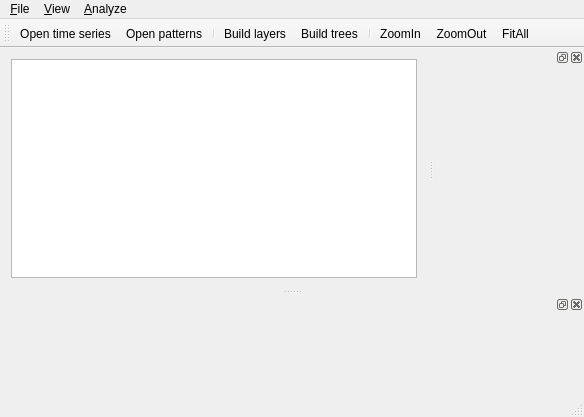
Above: src/gui/MainWindow.ui from onurak/fractal-analysis before the change. Below: the same form after it.
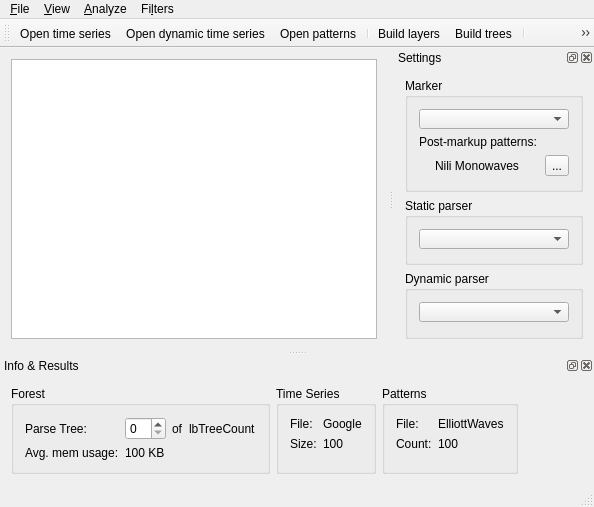
That is the form after the change. Icons and pictures are not drawn.

Patch:
```diff
--- a/src/gui/MainWindow.ui
+++ b/src/gui/MainWindow.ui
@@ -6,8 +6,8 @@
    <rect>
     <x>0</x>
     <y>0</y>
-    <width>584</width>
-    <height>417</height>
+    <width>594</width>
+    <height>471</height>
    </rect>
   </property>
   <property name="windowTitle">
@@ -25,7 +25,7 @@
     <rect>
      <x>0</x>
      <y>0</y>
-     <width>584</width>
+     <width>594</width>
      <height>21</height>
     </rect>
    </property>
@@ -53,9 +53,15 @@
     <addaction name="actionZoomIn"/>
     <addaction name="actionZoomOut"/>
    </widget>
+   <widget class="QMenu" name="menuFilters">
+    <property name="title">
+     <string>Fi&amp;lters</string>
+    </property>
+   </widget>
    <addaction name="menu_File"/>
    <addaction name="menu_View"/>
    <addaction name="menu_Analyze"/>
+   <addaction name="menuFilters"/>
   </widget>
   <widget class="QToolBar" name="mainToolBar">
    <attribute name="toolBarArea">
@@ -65,6 +71,7 @@
     <bool>false</bool>
    </attribute>
    <addaction name="actionOpen_time_series"/>
+   <addaction name="actionOpen_dynamic_time_series"/>
    <addaction name="actionOpen_patterns"/>
    <addaction name="separator"/>
    <addaction name="actionBuild_layers"/>
@@ -73,34 +80,362 @@
    <addaction name="actionZoomIn"/>
    <addaction name="actionZoomOut"/>
    <addaction name="actionFitAll"/>
+   <addaction name="separator"/>
+   <addaction name="actionDynamic_Step"/>
   </widget>
   <widget class="QStatusBar" name="statusBar"/>
   <widget class="QDockWidget" name="dockWidgetProperties">
    <property name="minimumSize">
     <size>
-     <width>150</width>
-     <height>38</height>
+     <width>200</width>
+     <height>302</height>
     </size>
    </property>
    <property name="allowedAreas">
     <set>Qt::LeftDockWidgetArea|Qt::RightDockWidgetArea</set>
    </property>
+   <property name="windowTitle">
+    <string>Settings</string>
+   </property>
    <attribute name="dockWidgetArea">
     <number>2</number>
    </attribute>
-   <widget class="QWidget" name="dockWidgetContents_7"/>
+   <widget class="QWidget" name="dockWidgetContents_7">
+    <layout class="QVBoxLayout" name="verticalLayout_2">
+     <item>
+      <widget class="QGroupBox" name="groupBox_5">
+       <property name="minimumSize">
+        <size>
+         <width>0</width>
+         <height>70</height>
+        </size>
+       </property>
+       <property name="title">
+        <string>Marker</string>
+       </property>
+       <layout class="QGridLayout" name="gridLayout_2">
+        <item row="0" column="0" colspan="3">
+         <widget class="QComboBox" name="cbMarker">
+          <property name="minimumSize">
+           <size>
+            <width>0</width>
+            <height>20</height>
+           </size>
+          </property>
+         </widget>
+        </item>
+        <item row="1" column="0" colspan="3">
+         <widget class="QLabel" name="label_3">
+          <property name="text">
+           <string>Post-markup patterns:</string>
+          </property>
+         </widget>
+        </item>
+        <item row="2" column="0">
+         <widget class="QLabel" name="label_10">
+          <property name="minimumSize">
+           <size>
+            <width>10</width>
+            <height>0</height>
+           </size>
+          </property>
+          <property name="maximumSize">
+           <size>
+            <width>10</width>
+            <height>16777215</height>
+           </size>
+          </property>
+          <property name="text">
+           <string/>
+          </property>
+         </widget>
+        </item>
+        <item row="2" column="1">
+         <widget class="QLabel" name="lbMarkerPatterns">
+          <property name="text">
+           <string>Nili Monowaves</string>
+          </property>
+         </widget>
+        </item>
+        <item row="3" column="0" colspan="3">
+         <spacer name="verticalSpacer_3">
+          <property name="orientation">
+           <enum>Qt::Vertical</enum>
+          </property>
+          <property name="sizeHint" stdset="0">
+           <size>
+            <width>20</width>
+            <height>40</height>
+           </size>
+          </property>
+         </spacer>
+        </item>
+        <item row="2" column="2">
+         <widget class="QToolButton" name="tbOpenMarkerPatternsSet">
+          <property name="text">
+           <string>...</string>
+          </property>
+         </widget>
+        </item>
+       </layout>
+      </widget>
+     </item>
+     <item>
+      <widget class="QGroupBox" name="groupBox_6">
+       <property name="minimumSize">
+        <size>
+         <width>0</width>
+         <height>50</height>
+        </size>
+       </property>
+       <property name="title">
+        <string>Static parser</string>
+       </property>
+       <layout class="QVBoxLayout" name="verticalLayout_4">
+        <item>
+         <widget class="QComboBox" name="cbStaticParser">
+          <property name="minimumSize">
+           <size>
+            <width>0</width>
+            <height>20</height>
+           </size>
+          </property>
+         </widget>
+        </item>
+        <item>
+         <spacer name="verticalSpacer_4">
+          <property name="orientation">
+           <enum>Qt::Vertical</enum>
+          </property>
+          <property name="sizeHint" stdset="0">
+           <size>
+            <width>20</width>
+            <height>40</height>
+           </size>
+          </property>
+         </spacer>
+        </item>
+       </layout>
+      </widget>
+     </item>
+     <item>
+      <widget class="QGroupBox" name="groupBox_4">
+       <property name="minimumSize">
+        <size>
+         <width>0</width>
+         <height>50</height>
+        </size>
+       </property>
+       <property name="title">
+        <string>Dynamic parser</string>
+       </property>
+       <layout class="QVBoxLayout" name="verticalLayout_3">
+        <item>
+         <widget class="QComboBox" name="cbDynamicParser">
+          <property name="minimumSize">
+           <size>
+            <width>0</width>
+            <height>20</height>
+           </size>
+          </property>
+         </widget>
+        </item>
+        <item>
+         <spacer name="verticalSpacer_2">
+          <property name="orientation">
+           <enum>Qt::Vertical</enum>
+          </property>
+          <property name="sizeHint" stdset="0">
+           <size>
+            <width>20</width>
+            <height>40</height>
+           </size>
+          </property>
+         </spacer>
+        </item>
+       </layout>
+      </widget>
+     </item>
+     <item>
+      <spacer name="verticalSpacer_5">
+       <property name="orientation">
+        <enum>Qt::Vertical</enum>
+       </property>
+       <property name="sizeHint" stdset="0">
+        <size>
+         <width>20</width>
+         <height>40</height>
+        </size>
+       </property>
+      </spacer>
+     </item>
+     <item>
+      <spacer name="verticalSpacer">
+       <property name="orientation">
+        <enum>Qt::Vertical</enum>
+       </property>
+       <property name="sizeHint" stdset="0">
+        <size>
+         <width>20</width>
+         <height>40</height>
+        </size>
+       </property>
+      </spacer>
+     </item>
+    </layout>
+   </widget>
   </widget>
   <widget class="QDockWidget" name="dockWidget">
    <property name="minimumSize">
     <size>
-     <width>80</width>
-     <height>100</height>
+     <width>508</width>
+     <height>112</height>
     </size>
    </property>
+   <property name="windowTitle">
+    <string>Info &amp; Results</string>
+   </property>
    <attribute name="dockWidgetArea">
     <number>8</number>
    </attribute>
-   <widget class="QWidget" name="dockWidgetContents"/>
+   <widget class="QWidget" name="dockWidgetContents">
+    <layout class="QHBoxLayout" name="horizontalLayout">
+     <item>
+      <widget class="QGroupBox" name="groupBox">
+       <property name="title">
+        <string>Forest</string>
+       </property>
+       <layout class="QGridLayout" name="gridLayout">
+        <item row="0" column="0">
+         <widget class="QLabel" name="label">
+          <property name="text">
+           <string>Parse Tree:</string>
+          </property>
+         </widget>
+        </item>
+        <item row="0" column="1">
+         <widget class="QSpinBox" name="sbCurrentTreeIndex"/>
+        </item>
+        <item row="0" column="2">
+         <widget class="QLabel" name="label_2">
+          <property name="text">
+           <string>of</string>
+          </property>
+         </widget>
+        </item>
+        <item row="0" column="3">
+         <widget class="QLabel" name="lbTreeCount">
+          <property name="text">
+           <string>lbTreeCount</string>
+          </property>
+         </widget>
+        </item>
+        <item row="1" column="0">
+         <widget class="QLabel" name="label_8">
+          <property name="text">
+           <string>Avg. mem usage:</string>
+          </property>
+         </widget>
+        </item>
+        <item row="1" column="1" colspan="2">
+         <widget class="QLabel" name="lbMemUsage">
+          <property name="text">
+           <string>100 KB</string>
+          </property>
+         </widget>
+        </item>
+       </layout>
+      </widget>
+     </item>
+     <item>
+      <widget class="QGroupBox" name="groupBox_2">
+       <property name="title">
+        <string>Time Series</string>
+       </property>
+       <layout class="QFormLayout" name="formLayout">
+        <item row="1" column="0">
+         <widget class="QLabel" name="label_5">
+          <property name="text">
+           <string>Size:</string>
+          </property>
+         </widget>
+        </item>
+        <item row="1" column="1">
+         <widget class="QLabel" name="lbTimeSeriesSize">
+          <property name="text">
+           <string>100</string>
+          </property>
+         </widget>
+        </item>
+        <item row="0" column="0">
+         <widget class="QLabel" name="label_9">
+          <property name="text">
+           <string>File:</string>
+          </property>
+         </widget>
+        </item>
+        <item row="0" column="1">
+         <widget class="QLabel" name="lbTimeSeriesFile">
+          <property name="text">
+           <string>Google</string>
+          </property>
+         </widget>
+        </item>
+       </layout>
+      </widget>
+     </item>
+     <item>
+      <widget class="QGroupBox" name="groupBox_3">
+       <property name="title">
+        <string>Patterns</string>
+       </property>
+       <layout class="QFormLayout" name="formLayout_2">
+        <item row="1" column="0">
+         <widget class="QLabel" name="label_7">
+          <property name="text">
+           <string>Count:</string>
+          </property>
+         </widget>
+        </item>
+        <item row="1" column="1">
+         <widget class="QLabel" name="lbPatternsCount">
+          <property name="text">
+           <string>100</string>
+          </property>
+         </widget>
+        </item>
+        <item row="0" column="0">
+         <widget class="QLabel" name="label_11">
+          <property name="text">
+           <string>File:</string>
+          </property>
+         </widget>
+        </item>
+        <item row="0" column="1">
+         <widget class="QLabel" name="lbPatternsFile">
+          <property name="text">
+           <string>ElliottWaves</string>
+          </property>
+         </widget>
+        </item>
+       </layout>
+      </widget>
+     </item>
+     <item>
+      <spacer name="horizontalSpacer_2">
+       <property name="orientation">
+        <enum>Qt::Horizontal</enum>
+       </property>
+       <property name="sizeHint" stdset="0">
+        <size>
+         <width>40</width>
+         <height>20</height>
+        </size>
+       </property>
+      </spacer>
+     </item>
+    </layout>
+   </widget>
   </widget>
   <action name="actionOpen_time_series">
    <property name="icon">
@@ -202,6 +537,38 @@
     <string>Ctrl+0</string>
    </property>
   </action>
+  <action name="actionMarkup_with_roots">
+   <property name="text">
+    <string>Markup with &amp;roots</string>
+   </property>
+   <property name="toolTip">
+    <string>Leave roots and delete all other nodes</string>
+   </property>
+   <property name="shortcut">
+    <string>Ctrl+R</string>
+   </property>
+  </action>
+  <action name="actionDynamic_Step">
+   <property name="icon">
+    <iconset resource="resources.qrc">
+     <normaloff>:/icons/resources/dynamic_step.png</normaloff>:/icons/resources/dynamic_step.png</iconset>
+   </property>
+   <property name="text">
+    <string>Dynamic &amp;Step</string>
+   </property>
+   <property name="shortcut">
+    <string>Ctrl+E</string>
+   </property>
+  </action>
+  <action name="actionOpen_dynamic_time_series">
+   <property name="icon">
+    <iconset resource="resources.qrc">
+     <normaloff>:/icons/resources/open_dynamic_time_series.png</normaloff>:/icons/resources/open_dynamic_time_series.png</iconset>
+   </property>
+   <property name="text">
+    <string>Open dynamic time series</string>
+   </property>
+  </action>
  </widget>
  <layoutdefault spacing="6" margin="11"/>
  <resources>
```
Left out of the diff: 5 changed lines with no effect on the pictures.
